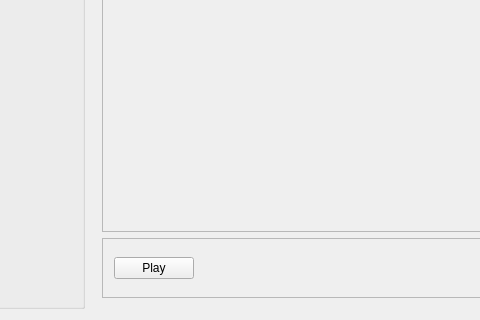
Before: the Qt Designer form mainwidget.ui in k8/ChromaKey, drawn with Qt 5; both pictures show x 150 to 630 and y 270 to 590 of the 914 by 590 pixel window.
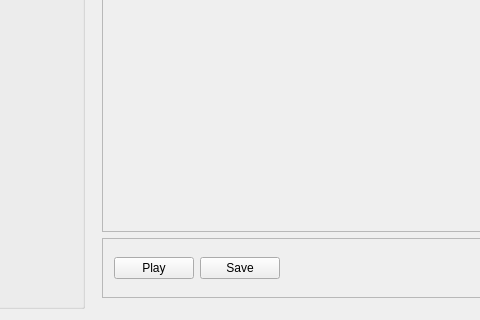
After: the same form once the commit is applied. Custom widgets are drawn as their Qt base class.

Patch:
```diff
--- a/mainwidget.ui
+++ b/mainwidget.ui
@@ -6,8 +6,8 @@
    <rect>
     <x>0</x>
     <y>0</y>
-    <width>546</width>
-    <height>271</height>
+    <width>894</width>
+    <height>557</height>
    </rect>
   </property>
   <property name="sizePolicy">
@@ -368,6 +368,13 @@
            </property>
           </widget>
          </item>
+         <item>
+          <widget class="QPushButton" name="saveButton">
+           <property name="text">
+            <string>Save</string>
+           </property>
+          </widget>
+         </item>
          <item>
           <spacer name="horizontalSpacer">
            <property name="orientation">
```
Left out of the diff: 3 changed lines with no effect on the pictures.
